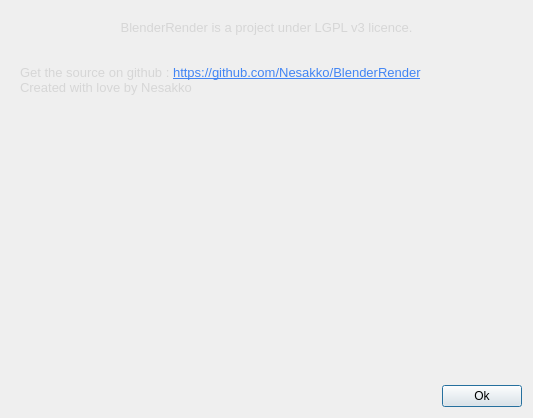
Old version of the form about.ui in the repository Nesakko/BlenderRender.
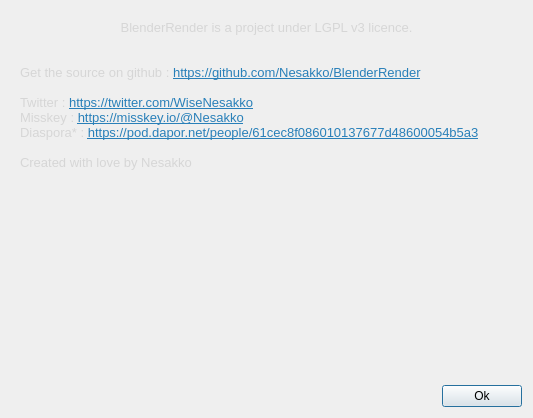
New version of the form.

Commit message: adding, number of threads for render

Diff of the .ui file:
```diff
--- a/about.ui
+++ b/about.ui
@@ -59,7 +59,12 @@
 &lt;p align=&quot;center&quot; style=&quot; margin-top:0px; margin-bottom:0px; margin-left:0px; margin-right:0px; -qt-block-indent:0; text-indent:0px;&quot;&gt;&lt;span style=&quot; color:#d6d6d6;&quot;&gt;BlenderRender is a project under LGPL v3 licence.&lt;/span&gt;&lt;/p&gt;
 &lt;p style=&quot;-qt-paragraph-type:empty; margin-top:0px; margin-bottom:0px; margin-left:0px; margin-right:0px; -qt-block-indent:0; text-indent:0px; color:#d6d6d6;&quot;&gt;&lt;br /&gt;&lt;/p&gt;
 &lt;p style=&quot;-qt-paragraph-type:empty; margin-top:0px; margin-bottom:0px; margin-left:0px; margin-right:0px; -qt-block-indent:0; text-indent:0px; color:#d6d6d6;&quot;&gt;&lt;br /&gt;&lt;/p&gt;
-&lt;p style=&quot; margin-top:0px; margin-bottom:0px; margin-left:0px; margin-right:0px; -qt-block-indent:0; text-indent:0px;&quot;&gt;&lt;span style=&quot; color:#d6d6d6;&quot;&gt;Get the source on github : &lt;/span&gt;&lt;a href=&quot;https://github.com/Nesakko/BlenderRender&quot;&gt;&lt;span style=&quot; text-decoration: underline; color:#4285f4;&quot;&gt;https://github.com/Nesakko/BlenderRender&lt;/span&gt;&lt;/a&gt;&lt;/p&gt;
+&lt;p style=&quot; margin-top:0px; margin-bottom:0px; margin-left:0px; margin-right:0px; -qt-block-indent:0; text-indent:0px;&quot;&gt;&lt;span style=&quot; color:#d6d6d6;&quot;&gt;Get the source on github : &lt;/span&gt;&lt;a href=&quot;https://github.com/Nesakko/BlenderRender&quot;&gt;&lt;span style=&quot; text-decoration: underline; color:#2980b9;&quot;&gt;https://github.com/Nesakko/BlenderRender&lt;/span&gt;&lt;/a&gt;&lt;/p&gt;
+&lt;p style=&quot;-qt-paragraph-type:empty; margin-top:0px; margin-bottom:0px; margin-left:0px; margin-right:0px; -qt-block-indent:0; text-indent:0px; color:#d6d6d6;&quot;&gt;&lt;br /&gt;&lt;/p&gt;
+&lt;p style=&quot; margin-top:0px; margin-bottom:0px; margin-left:0px; margin-right:0px; -qt-block-indent:0; text-indent:0px;&quot;&gt;&lt;span style=&quot; color:#d6d6d6;&quot;&gt;Twitter : &lt;/span&gt;&lt;a href=&quot;https://twitter.com/WiseNesakko&quot;&gt;&lt;span style=&quot; text-decoration: underline; color:#2980b9;&quot;&gt;https://twitter.com/WiseNesakko&lt;/span&gt;&lt;/a&gt;&lt;/p&gt;
+&lt;p style=&quot; margin-top:0px; margin-bottom:0px; margin-left:0px; margin-right:0px; -qt-block-indent:0; text-indent:0px;&quot;&gt;&lt;span style=&quot; color:#d6d6d6;&quot;&gt;Misskey : &lt;/span&gt;&lt;a href=&quot;https://misskey.io/@Nesakko&quot;&gt;&lt;span style=&quot; text-decoration: underline; color:#2980b9;&quot;&gt;https://misskey.io/@Nesakko&lt;/span&gt;&lt;/a&gt;&lt;/p&gt;
+&lt;p style=&quot; margin-top:0px; margin-bottom:0px; margin-left:0px; margin-right:0px; -qt-block-indent:0; text-indent:0px;&quot;&gt;&lt;span style=&quot; color:#d6d6d6;&quot;&gt;Diaspora* : &lt;/span&gt;&lt;a href=&quot;https://pod.dapor.net/people/61cec8f086010137677d48600054b5a3&quot;&gt;&lt;span style=&quot; text-decoration: underline; color:#2980b9;&quot;&gt;https://pod.dapor.net/people/61cec8f086010137677d48600054b5a3&lt;/span&gt;&lt;/a&gt;&lt;/p&gt;
+&lt;p style=&quot;-qt-paragraph-type:empty; margin-top:0px; margin-bottom:0px; margin-left:0px; margin-right:0px; -qt-block-indent:0; text-indent:0px; color:#d6d6d6;&quot;&gt;&lt;br /&gt;&lt;/p&gt;
 &lt;p style=&quot; margin-top:0px; margin-bottom:0px; margin-left:0px; margin-right:0px; -qt-block-indent:0; text-indent:0px;&quot;&gt;&lt;span style=&quot; color:#d6d6d6;&quot;&gt;Created with love by Nesakko&lt;/span&gt;&lt;/p&gt;&lt;/body&gt;&lt;/html&gt;</string>
            </property>
            <property name="textFormat">
```
The commit also changes 4 other files.
